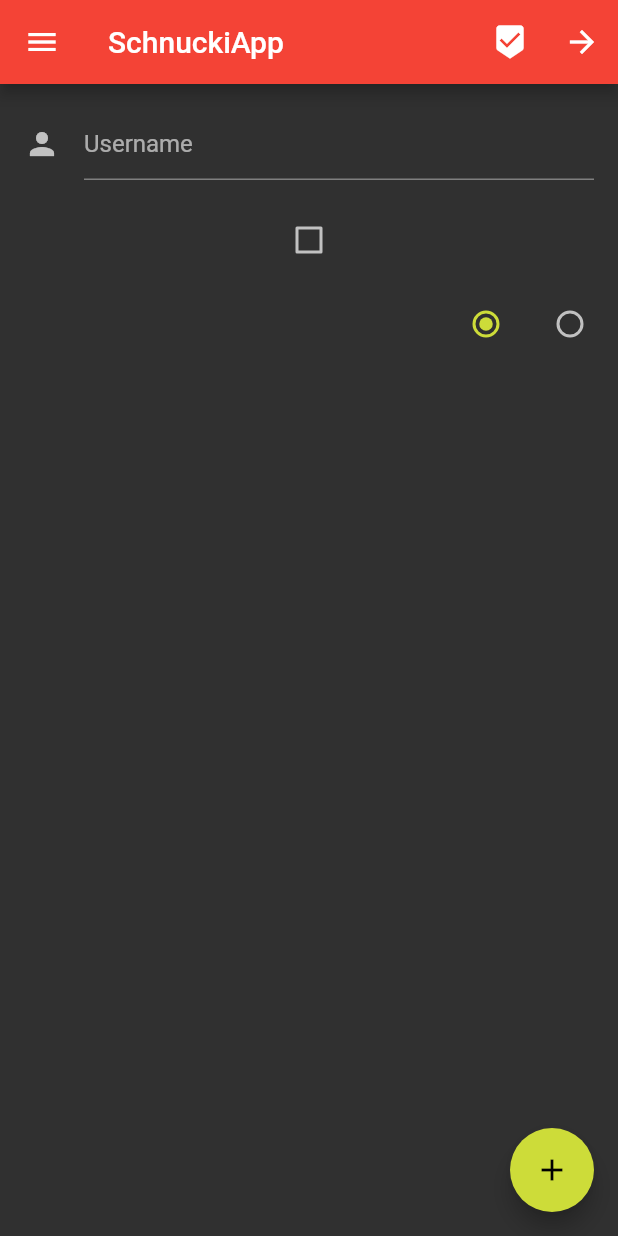
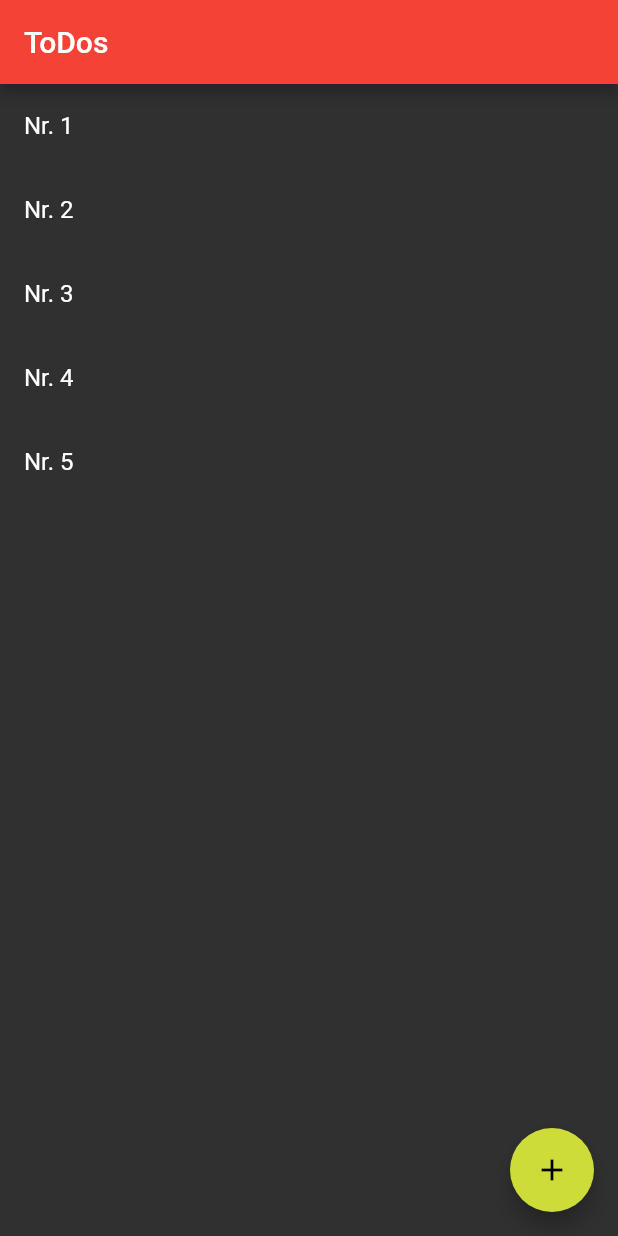
Before and after one commit to kongaman/flutter-beginnersCourse, a Flutter app: the screen it shows after launch, on a phone screen of 412 x 824 dp. Run offline on Flutter 3.47's test engine with Material 2 defaults, Android fonts, the phone set to English and light mode, and no system bars.

Commit message:
Start of ToDo-App Coding
Listview Items

```diff
--- a/lib/main.dart
+++ b/lib/main.dart
@@ -26,87 +26,24 @@ class MyStatefulWidget extends StatefulWidget {
 
 class _MyStatefulWidgetState extends State<MyStatefulWidget> {
 
-  bool checkInput = false;
-  int gender = 1;
+  List list = List();
+
+  @override
+  void initState() {
+    super.initState();
+    list.add("Nr. 1");
+    list.add("Nr. 2");
+    list.add("Nr. 3");
+    list.add("Nr. 4");
+    list.add("Nr. 5");
+  }
 
   @override
   Widget build(BuildContext context) {
     return Scaffold(
       appBar: AppBar(
-        title: Text("SchnuckiApp", textDirection: TextDirection.ltr,),
-        actions: <Widget>[
-          IconButton(
-            icon: Icon(Icons.beenhere),
-            onPressed: () {
-              print("Icon");
-            },
-          ),
-          IconButton(
-            icon: Icon(Icons.arrow_forward),
-            onPressed: () {
-              Navigator.pushNamed(context, "/screen2");
-            },
-          ),
-        ],
-      ),
-      drawer: Drawer(
-        child: Column(
-          children: <Widget>[
-            Stack(
-              children: <Widget>[
-                Image(
-                  image: AssetImage("images/bg.jpg")),
-                Padding(
-                  padding: EdgeInsets.only(top: 30.0, left: 16.0),
-                  child: CircleAvatar(
-                    radius: 40.0,
-                    backgroundImage: AssetImage("images/i.jpg"),
-                  ),
-                ),
-                Padding(
-                  padding: EdgeInsets.only(top: 120.0, left: 16.0),
-                  child: Column(
-                    crossAxisAlignment: CrossAxisAlignment.start,
-                    children: <Widget>[
-                      Text("Chris", style: TextStyle(
-                        fontWeight: FontWeight.bold,
-                        fontSize: 16.0,
-                        color: Colors.white)),
-                      Text("fuckyou@getlaid.com", style: TextStyle(color: Colors.white)),
-                    ],
-                  ),
-                )
-              ],
-            ),
-            ListView(
-              shrinkWrap: true,
-              children: <Widget>[
-                ListTile(
-                  leading: Icon(Icons.add),
-                  title: Text("Hallo Schatz"),
-                  onTap: () {
-                    print("tap");
-                  },
-                ),
-                ListTile(
-                  leading: Icon(Icons.add),
-                  title: Text("Ich hab"),
-                  onTap: () {
-                    print("tap");
-                  },
-                ),
-                ListTile(
-                  leading: Icon(Icons.add),
-                  title: Text("dich lieb"),
-                  onTap: () {
-                    print("tap");
-                  },
-                ),
-              ],
+        title: Text("ToDos", textDirection: TextDirection.ltr,),
 
-            )
-          ],
-        ),
       ),
       floatingActionButton: FloatingActionButton(
         child: Icon(Icons.add),
@@ -114,55 +51,17 @@ class _MyStatefulWidgetState extends State<MyStatefulWidget> {
           print("floatingactionbutton pressed");
         },
       ),
-      body: Column(
-        children: <Widget>[
-          Padding(
-            padding: const EdgeInsets.all(16.0),
-            child: TextField(
-              decoration: InputDecoration(
-                icon: Icon(Icons.person),
-                hintText: "Username",
-              ),
-              onChanged: (input){
-                print(input);
-              },
+      body: ListView.builder(
+        itemCount: list.length,
+        itemBuilder: (BuildContext context, int index){
+          return Dismissible(
+            key: Key(index.toString()),
+            child: ListTile(
+              title: Text(list[index]),
             ),
-          ),
-          Checkbox(
-            value: checkInput,
-            onChanged: (bool value) {
-              setState(() {
-                print(value);
-                checkInput = value;
-              });
-            },
-          ),
-          ButtonBar(
-            children: <Widget>[
-              Radio(
-                value: 1,
-                groupValue: gender,
-                onChanged: (int value) {
-                  setState(() {
-                    print(value);
-                    gender = value;
-                  });
-                },
-              ),
-              Radio(
-                value: 2,
-                groupValue: gender,
-                onChanged: (int value) {
-                  setState(() {
-                    print(value);
-                    gender = value;
-                  });
-                },
-              ),
-            ],
-          ),
-        ],
-      ),
+          );
+        },
+      )
     );
   }
 }
```
Also changed, not shown: 1 other file.
